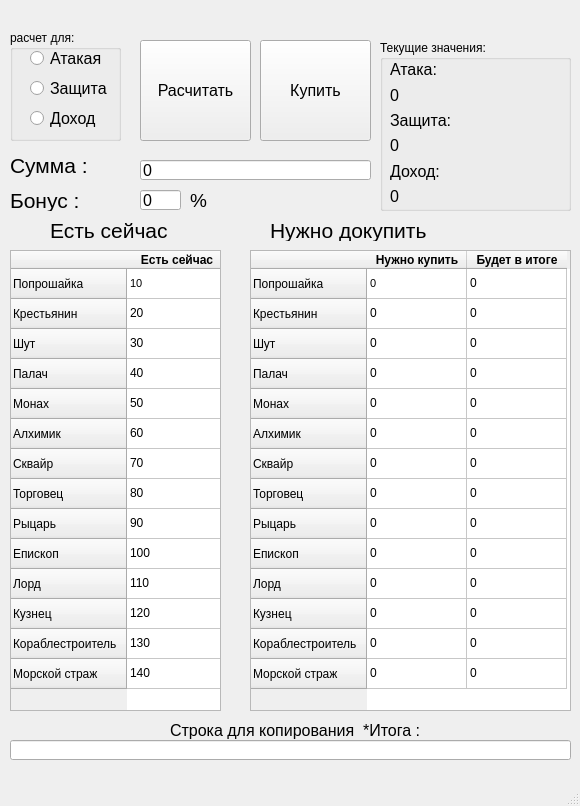
This is mainwindow.ui in SavkovAndrey/Knight as Qt 5 draws it before an edit. The edited form follows.
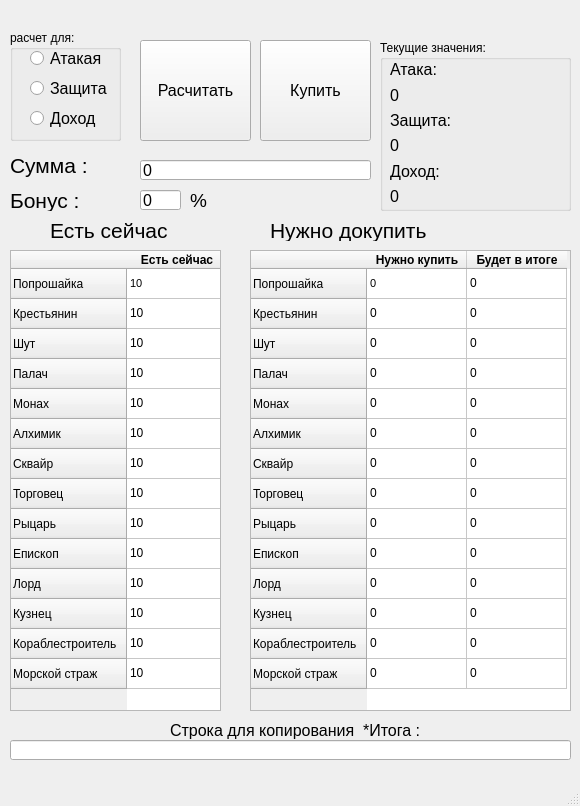
This is the edited form.

Diff of the .ui file:
```diff
--- a/mainwindow.ui
+++ b/mainwindow.ui
@@ -264,67 +264,67 @@
     </item>
     <item row="1" column="0">
      <property name="text">
-      <string>20</string>
+      <string>10</string>
      </property>
     </item>
     <item row="2" column="0">
      <property name="text">
-      <string>30</string>
+      <string>10</string>
      </property>
     </item>
     <item row="3" column="0">
      <property name="text">
-      <string>40</string>
+      <string>10</string>
      </property>
     </item>
     <item row="4" column="0">
      <property name="text">
-      <string>50</string>
+      <string>10</string>
      </property>
     </item>
     <item row="5" column="0">
      <property name="text">
-      <string>60</string>
+      <string>10</string>
      </property>
     </item>
     <item row="6" column="0">
      <property name="text">
-      <string>70</string>
+      <string>10</string>
      </property>
     </item>
     <item row="7" column="0">
      <property name="text">
-      <string>80</string>
+      <string>10</string>
      </property>
     </item>
     <item row="8" column="0">
      <property name="text">
-      <string>90</string>
+      <string>10</string>
      </property>
     </item>
     <item row="9" column="0">
      <property name="text">
-      <string>100</string>
+      <string>10</string>
      </property>
     </item>
     <item row="10" column="0">
      <property name="text">
-      <string>110</string>
+      <string>10</string>
      </property>
     </item>
     <item row="11" column="0">
      <property name="text">
-      <string>120</string>
+      <string>10</string>
      </property>
     </item>
     <item row="12" column="0">
      <property name="text">
-      <string>130</string>
+      <string>10</string>
      </property>
     </item>
     <item row="13" column="0">
      <property name="text">
-      <string>140</string>
+      <string>10</string>
      </property>
     </item>
    </widget>
@@ -655,7 +655,7 @@
       <rect>
        <x>10</x>
        <y>20</y>
-       <width>63</width>
+       <width>181</width>
        <height>146</height>
       </rect>
      </property>
```
